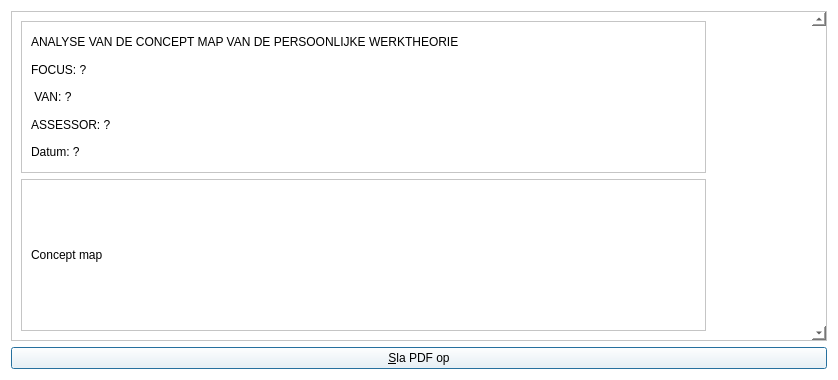
richelbilderbeek/BrainWeaver, file qtbrainweaverprintratingdialog.ui: the form before one commit.
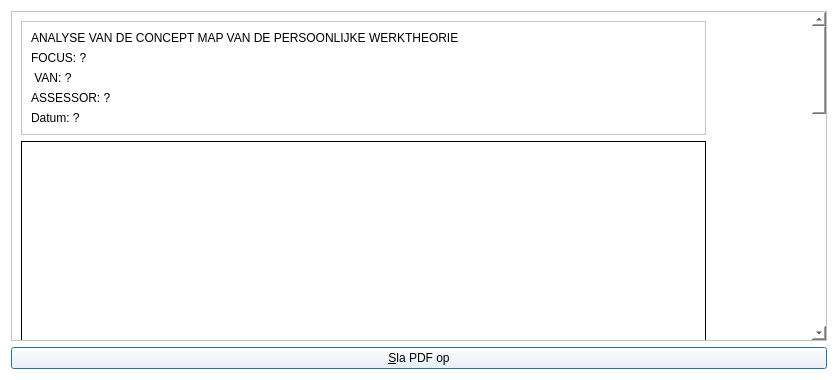
The form after the commit. Icons and pictures are not drawn.

Commit message: Assessor's concept map rotated, fix #176

```diff
--- a/qtbrainweaverprintratingdialog.ui
+++ b/qtbrainweaverprintratingdialog.ui
@@ -38,7 +38,7 @@
         <x>0</x>
         <y>0</y>
         <width>703</width>
-        <height>329</height>
+        <height>1131</height>
        </rect>
       </property>
       <property name="maximumSize">
@@ -100,27 +100,19 @@
        </item>
        <item>
         <widget class="QFrame" name="frame_concept_map">
+         <property name="minimumSize">
+          <size>
+           <width>0</width>
+           <height>978</height>
+          </size>
+         </property>
          <property name="frameShape">
-          <enum>QFrame::StyledPanel</enum>
+          <enum>QFrame::Box</enum>
          </property>
          <property name="frameShadow">
-          <enum>QFrame::Raised</enum>
+          <enum>QFrame::Plain</enum>
          </property>
-         <layout class="QVBoxLayout" name="verticalLayout">
-          <item>
-           <widget class="QLabel" name="label_concept_map">
-            <property name="sizePolicy">
-             <sizepolicy hsizetype="Preferred" vsizetype="Maximum">
-              <horstretch>0</horstretch>
-              <verstretch>0</verstretch>
-             </sizepolicy>
-            </property>
-            <property name="text">
-             <string>Concept map</string>
-            </property>
-           </widget>
-          </item>
-         </layout>
+         <layout class="QVBoxLayout" name="verticalLayout"/>
         </widget>
        </item>
       </layout>
```
The commit also changes 2 other files.
